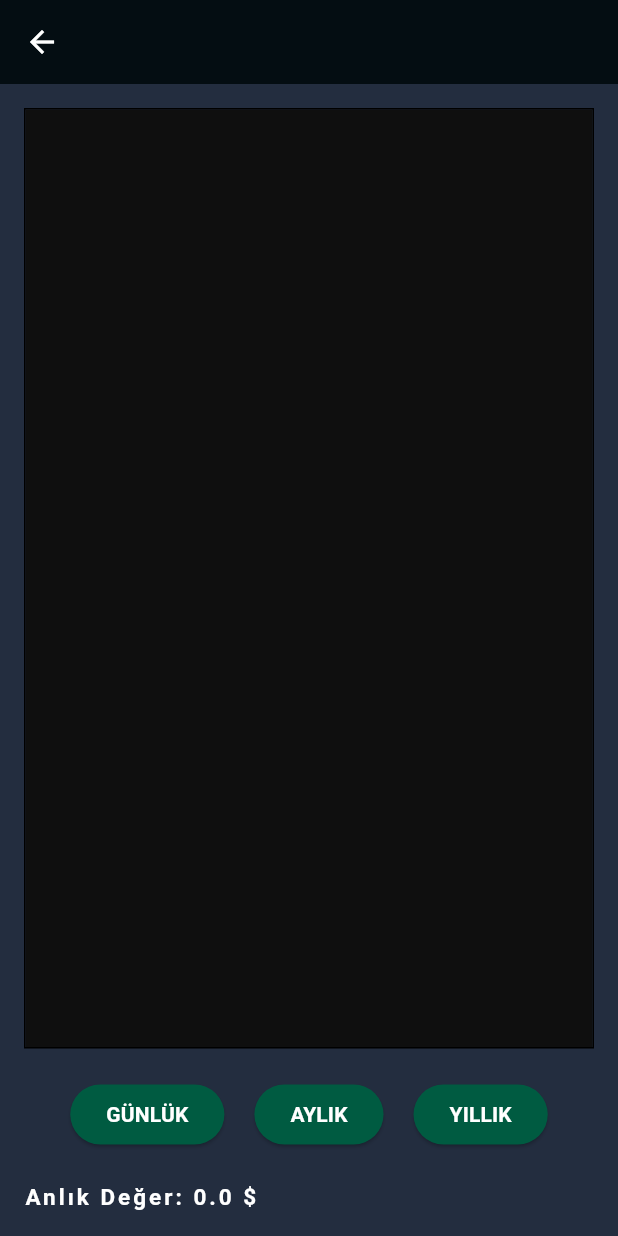
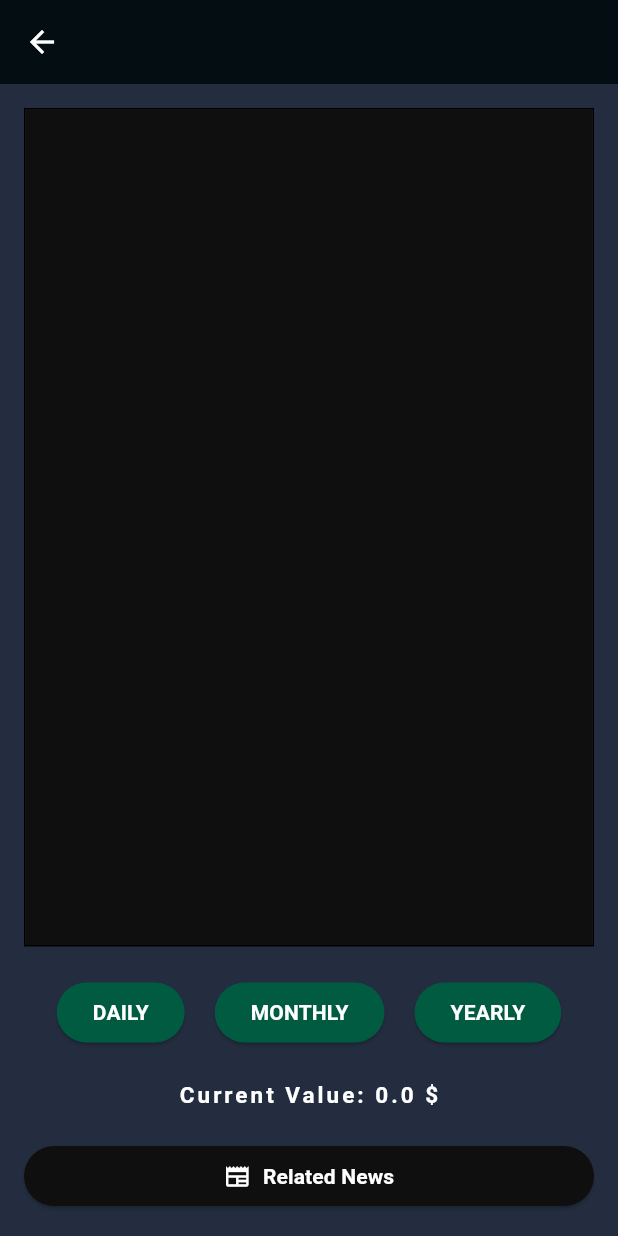
Before and after one commit to TolgaTatli/TradeFolder, a Flutter app: the GraphicsPage screen opened directly with empty values, on a phone screen of 412 x 824 dp. Run offline on Flutter 3.47's test engine with Material 3 defaults, Android fonts, the phone set to English and light mode, and no system bars; drawn by our look-alikes of fl_chart; our stand-ins replace cached_network_image; missing offline and left inert: yahoofin; network calls fail.

Commit message:
Haberler sayfası ve arama fonksiyonu eklendi, bazı hatalar düzeltildi

```diff
--- a/lib/components/item_button.dart
+++ b/lib/components/item_button.dart
@@ -72,7 +72,7 @@ class ItemButton extends StatelessWidget {
                   ],
                 ),
                 Text(
-                  crypto,
+                  crypto.contains("-") ? crypto.split("-").first : crypto,
                   style: TextStyle(
                     color: Color(
                       int.parse("#FFFFFF".substring(1, 7), radix: 16) +
--- a/lib/pages/graphic_page.dart
+++ b/lib/pages/graphic_page.dart
@@ -1,9 +1,21 @@
 // ignore_for_file: unused_import, must_be_immutable, file_names, library_private_types_in_public_api, no_logic_in_create_state
-
+/*
+Navigator.push(
+            context,
+            MaterialPageRoute(
+              builder: (context) => NewsPage(
+                ticker: crypto,
+              ),
+            ),
+          );
+ */
 import 'package:fl_chart/fl_chart.dart';
 import 'package:flutter/material.dart';
+import 'package:tradingfolder/NewsPage.dart';
 import 'package:tradingfolder/yahoo_finance_data.dart';
 import 'package:yahoofin/yahoofin.dart';
+
+import '../news_api.dart';
 
 class GraphicsPage extends StatefulWidget {
   String chartType;
@@ -46,6 +58,7 @@ class _GraphicsPageState extends State<GraphicsPage> {
   }
 
   Future<void> getChart() async {
+    await getNewsForTicker("GOOGL");
     if (chartType == "1 DAY") {
       data = await priceController.getPriceOneDay(ticker);
     } else if (chartType == "1 MONTH") {
@@ -53,6 +66,7 @@ class _GraphicsPageState extends State<GraphicsPage> {
     } else if (chartType == "1 YEAR") {
       data = await priceController.getPriceOneYear(ticker);
     }
+    print(data.length);
     setState(() {});
   }
 
@@ -211,7 +225,7 @@ class _GraphicsPageState extends State<GraphicsPage> {
                                 )));
                   },
                   child: const Text(
-                    "GÜNLÜK",
+                    "DAILY",
                     style: TextStyle(
                         color: Colors.white, fontWeight: FontWeight.bold),
                   ),
@@ -238,7 +252,7 @@ class _GraphicsPageState extends State<GraphicsPage> {
                                 )));
                   },
                   child: const Text(
-                    "AYLIK",
+                    "MONTHLY",
                     style: TextStyle(
                         color: Colors.white, fontWeight: FontWeight.bold),
                   ),
@@ -265,7 +279,7 @@ class _GraphicsPageState extends State<GraphicsPage> {
                                 )));
                   },
                   child: const Text(
-                    "YILLIK",
+                    "YEARLY",
                     style: TextStyle(
                         color: Colors.white, fontWeight: FontWeight.bold),
                   ),
@@ -275,13 +289,47 @@ class _GraphicsPageState extends State<GraphicsPage> {
             const SizedBox(
               height: 20,
             ),
+            Row(
+              mainAxisAlignment: MainAxisAlignment.center,
+              children: [
                 Text(
-              "Anlık Değer: ${data.last} \$",
+                  "Current Value: ${data.last} \$",
                   style: const TextStyle(
                       fontWeight: FontWeight.bold,
                       color: Colors.white,
                       letterSpacing: 2,
                       fontSize: 15),
+                ),
+              ],
+            ),
+            const SizedBox(
+              height: 20,
+            ),
+            ElevatedButton(
+              style: ElevatedButton.styleFrom(
+                  backgroundColor: Color( int.parse("#0F0F0F".substring(1, 7), radix: 16) + 0xFF000000)),
+              onPressed: () async {
+                Navigator.push(
+                  context,
+                  MaterialPageRoute(
+                    builder: (context) => NewsPage(
+                      ticker: ticker,
+                    ),
+                  ),
+                );
+              },
+              child: const Row(
+                mainAxisAlignment: MainAxisAlignment.center,
+                children: [
+                  Icon(Icons.newspaper_outlined, color: Colors.white,),
+                  SizedBox(width: 8,),
+                  Text(
+                    "Related News",
+                    style: TextStyle(
+                        color: Colors.white, fontWeight: FontWeight.bold),
+                  ),
+                ],
+              ),
             ),
           ],
         ),
--- a/pubspec.yaml
+++ b/pubspec.yaml
@@ -42,6 +42,8 @@ dependencies:
   fl_chart: ^0.66.0
   coingecko_api: ^1.1.1+1
   cached_network_image: ^3.3.1
+  http: ^0.13.6
+  url_launcher: ^6.2.3
 
 dev_dependencies:
   flutter_test:
```
Also changed, not shown: lib/NewsPage.dart (added, +131 -0 lines), lib/constants/tickers_list.dart (+20 -20 lines), lib/news_api.dart (added, +38 -0 lines), lib/pages/rates_page.dart (+16 -2 lines), lib/yahoo_finance_data.dart (+6 -6 lines), pubspec.lock, 2 other files. Lines whose indentation alone changed are shown as unchanged.
